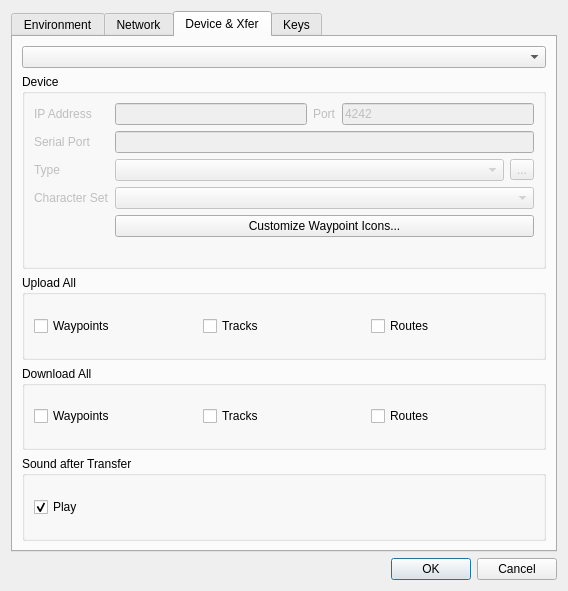
Above: src/IDlgConfig.ui from ntruchsess/QLandkarteGT before the change. Below: the same form after it.
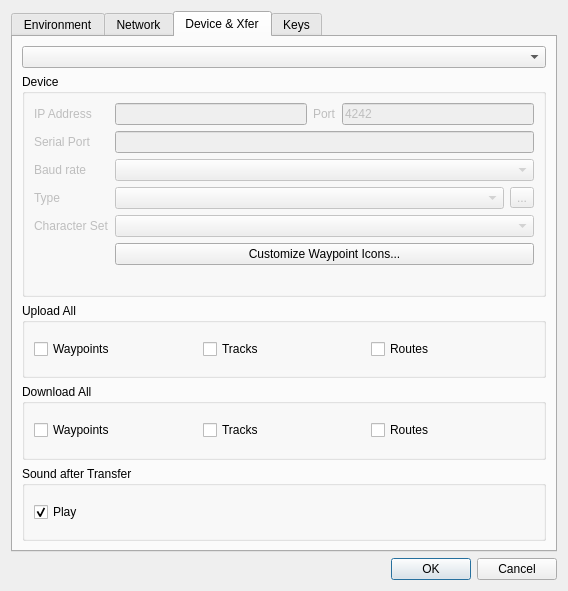
That is the form after the change. The open tabs and pages were chosen to show the change.

Diff of the .ui file:
```diff
--- a/src/IDlgConfig.ui
+++ b/src/IDlgConfig.ui
@@ -370,7 +370,7 @@
          <property name="title">
           <string>Device</string>
          </property>
-         <layout class="QGridLayout">
+         <layout class="QGridLayout" name="gridLayout_2">
           <item row="0" column="0">
            <widget class="QLabel" name="labelDevIPAddr">
             <property name="enabled">
@@ -439,6 +439,26 @@
            </widget>
           </item>
           <item row="2" column="0">
+           <widget class="QLabel" name="labelDevBaudRate">
+            <property name="enabled">
+             <bool>false</bool>
+            </property>
+            <property name="text">
+             <string>Baud rate</string>
+            </property>
+           </widget>
+          </item>
+          <item row="2" column="1">
+           <widget class="QComboBox" name="comboDevBaudRate">
+            <property name="enabled">
+             <bool>false</bool>
+            </property>
+            <property name="toolTip">
+             <string>Baud rate for Serial Port</string>
+            </property>
+           </widget>
+          </item>
+          <item row="3" column="0">
            <widget class="QLabel" name="labelDevType">
             <property name="enabled">
              <bool>false</bool>
@@ -448,7 +468,7 @@
             </property>
            </widget>
           </item>
-          <item row="2" column="1">
+          <item row="3" column="1">
            <layout class="QHBoxLayout">
             <item>
              <widget class="QComboBox" name="comboDevType">
@@ -472,27 +492,7 @@
             </item>
            </layout>
           </item>
-          <item row="5" column="1">
-           <widget class="QLabel" name="labelMessage">
-            <property name="text">
-             <string/>
-            </property>
-            <property name="alignment">
-             <set>Qt::AlignJustify|Qt::AlignVCenter</set>
-            </property>
-            <property name="wordWrap">
-             <bool>true</bool>
-            </property>
-           </widget>
-          </item>
-          <item row="3" column="1">
-           <widget class="QComboBox" name="comboDevCharset">
-            <property name="enabled">
-             <bool>false</bool>
-            </property>
-           </widget>
-          </item>
-          <item row="3" column="0">
+          <item row="4" column="0">
            <widget class="QLabel" name="labelDevCharset">
             <property name="enabled">
              <bool>false</bool>
@@ -503,6 +503,13 @@
            </widget>
           </item>
           <item row="4" column="1">
+           <widget class="QComboBox" name="comboDevCharset">
+            <property name="enabled">
+             <bool>false</bool>
+            </property>
+           </widget>
+          </item>
+          <item row="5" column="1">
            <widget class="QPushButton" name="buttonGarminIcons">
             <property name="toolTip">
              <string>Define custom icons for Garmin Devices.</string>
@@ -512,6 +519,19 @@
             </property>
            </widget>
           </item>
+          <item row="6" column="1">
+           <widget class="QLabel" name="labelMessage">
+            <property name="text">
+             <string/>
+            </property>
+            <property name="alignment">
+             <set>Qt::AlignJustify|Qt::AlignVCenter</set>
+            </property>
+            <property name="wordWrap">
+             <bool>true</bool>
+            </property>
+           </widget>
+          </item>
          </layout>
         </widget>
        </item>
```
Left out of the diff: 2 changed lines with no effect on the pictures.
